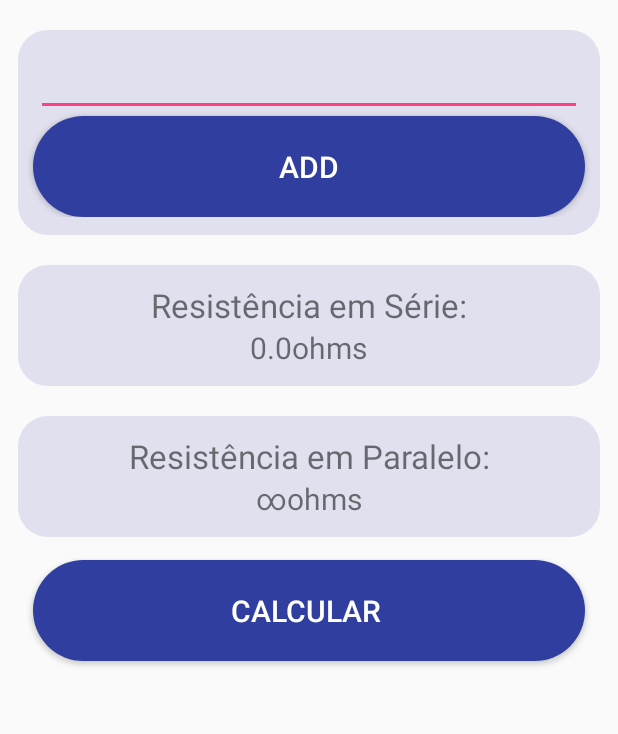
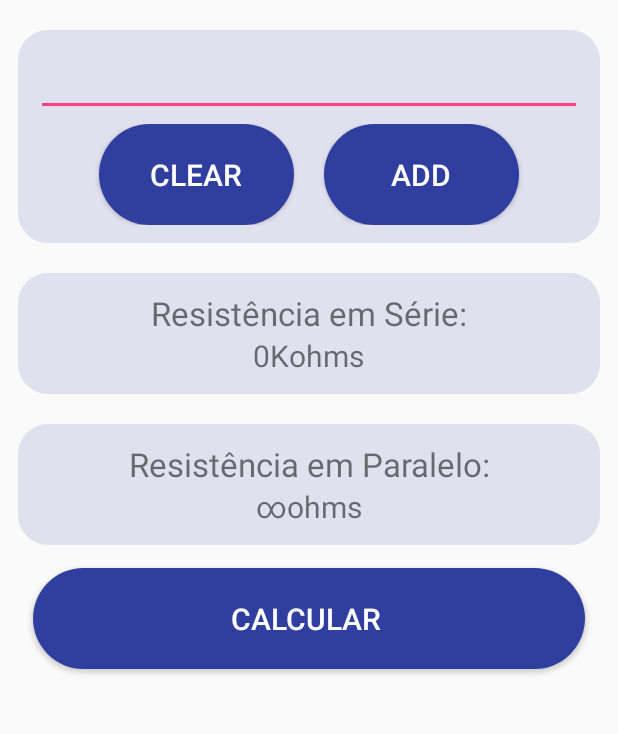
Before and after one commit to felipends/android-electrocalculator, an Android app: the screen it shows after launch (MainActivity), after a tap on "CALCULAR", on a phone screen of 412 x 824 dp, the part 124-858 px from its top. Run offline under Robolectric (Android 15) with nearby library versions, the phone set to English and light mode, and no system bars; 2 other taps on this screen came first.

Commit message:
Clear button incremented and text format to show Kohms for resistance values above 1,000ohms.

```diff
--- a/ResCalculator/app/src/main/java/com/example/felipe/rescalculator/MainActivity.kt
+++ b/ResCalculator/app/src/main/java/com/example/felipe/rescalculator/MainActivity.kt
@@ -9,7 +9,6 @@ class MainActivity : AppCompatActivity() {
     var resList  = arrayListOf(0.0)
     var resEqui : Double = 0.0
     var resEquiP : Double = 0.0
-    var ind : Int = 0
 
     override fun onCreate(savedInstanceState: Bundle?) {
         super.onCreate(savedInstanceState)
@@ -27,28 +26,50 @@ class MainActivity : AppCompatActivity() {
             println(resList)
         }
 
+        clearBt.setOnClickListener {
+            resList.clear()
+            resVal.text.clear()
+            resEqs.text = "0.0oms"
+            resEqp.text = "0.0oms"
+            println(resList)
+        }
+
         resEquiBt.setOnClickListener {
+            val df = DecimalFormat("#.##")
+
             resEqui = resList.sum()
-            resEqs.text = resEqui.toString() + "ohms"
-            println(resEqui)
-
-            val df = DecimalFormat("#.##")
+            if(resEqui%1000 == 0.0) {
+                resEqs.text = df.format(resEqui/1000).toString() + "Kohms"
+                println(resEqui)
+            }else{
+                resEqs.text = df.format(resEqui).toString() + "ohms"
+                println(resEqui)
+            }
 
             for (i in resList) {
                 if (i == 0.0) {
                     resEquiP = 0.0
                 }else{
-                    resEquiP += (1 / i.toDouble())
+                    resEquiP += (1 / i)
                 }
             }
 
             resEquiP = 1/resEquiP
 
-            val textRes = df.format(resEquiP).toString()
-            resEqp.text = textRes + "ohms"
-            println(resEquiP)
-            resList.clear()
-            resEquiP = 0.0
+            var textRes = df.format(resEquiP).toString()
+
+            if(resEquiP%1000 == 0.0) {
+                textRes = df.format(resEquiP/1000).toString()
+                resEqp.text = textRes + "Kohms"
+                println(resEquiP)
+                resList.clear()
+                resEquiP = 0.0
+            }else{
+                resEqp.text = textRes + "ohms"
+                println(resEquiP)
+                resList.clear()
+                resEquiP = 0.0
+            }
         }
     }
 }
--- a/ResCalculator/app/src/main/res/layout/activity_main.xml
+++ b/ResCalculator/app/src/main/res/layout/activity_main.xml
@@ -13,6 +13,7 @@
         android:layout_width="match_parent"
         android:layout_height="wrap_content"
         android:gravity="center">
+
         <TextView
             android:layout_width="wrap_content"
             android:layout_height="wrap_content"
@@ -20,6 +21,7 @@
             android:textSize="30sp"
             />
     </LinearLayout>
+
     <LinearLayout
         android:layout_width="match_parent"
         android:layout_height="wrap_content"
@@ -38,16 +40,37 @@
             android:layout_height="wrap_content"
             android:text="Adicionar Resistor"
             android:inputType="numberDecimal"/>
+
+        <LinearLayout
+            android:layout_width="match_parent"
+            android:layout_height="wrap_content"
+            android:gravity="center"
+            android:orientation="horizontal"
+            android:layout_marginTop="5dp">
+
+            <Button
+                android:id="@+id/clearBt"
+                android:layout_width="130dp"
+                android:layout_height="wrap_content"
+                android:text="clear"
+                android:background="@drawable/buttonaddstyle"
+                android:textColor="#FFF"
+                android:layout_marginHorizontal="10dp"
+                android:textSize="20sp"/>
             <Button
                 android:id="@+id/addResBt"
-            android:layout_width="match_parent"
+                android:layout_width="130dp"
                 android:layout_height="wrap_content"
                 android:text="add"
                 android:background="@drawable/buttonaddstyle"
                 android:textColor="#FFF"
                 android:layout_marginHorizontal="10dp"
                 android:textSize="20sp"/>
+
         </LinearLayout>
+
+    </LinearLayout>
+
     <LinearLayout
         android:layout_width="match_parent"
         android:layout_height="wrap_content"
@@ -65,14 +88,15 @@
             android:layout_height="wrap_content"
             android:text="Resistência em Série:"
             android:textSize="22sp"/>
+
         <TextView
             android:id="@+id/resEqs"
             android:layout_width="wrap_content"
             android:layout_height="wrap_content"
             android:text="0.0 ohms"
             android:textSize="20sp"/>
+    </LinearLayout>
 
-    </LinearLayout>
     <LinearLayout
         android:layout_width="match_parent"
         android:layout_height="wrap_content"
@@ -90,13 +114,13 @@
             android:layout_height="wrap_content"
             android:text="Resistência em Paralelo:"
             android:textSize="22sp"/>
+
         <TextView
             android:id="@+id/resEqp"
             android:layout_width="wrap_content"
             android:layout_height="wrap_content"
             android:text="0.0 ohms"
             android:textSize="20sp"/>
-
     </LinearLayout>
 
     <Button
@@ -109,5 +133,4 @@
         android:textColor="#FFF"
         android:layout_marginHorizontal="10dp"
         android:textSize="20sp"/>
-
 </android.support.v7.widget.LinearLayoutCompat>
```
Lines whose indentation alone changed are shown as unchanged.
